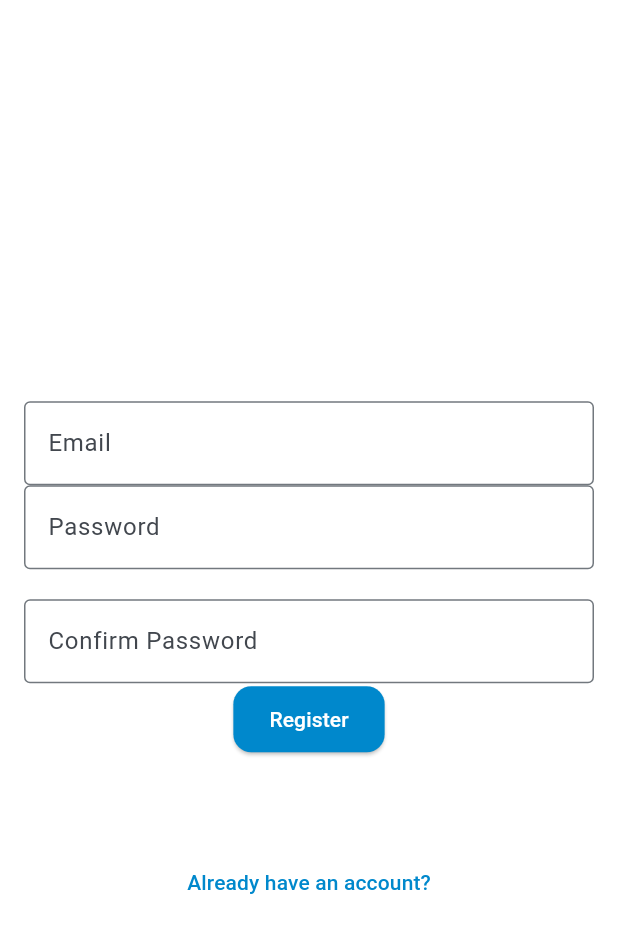
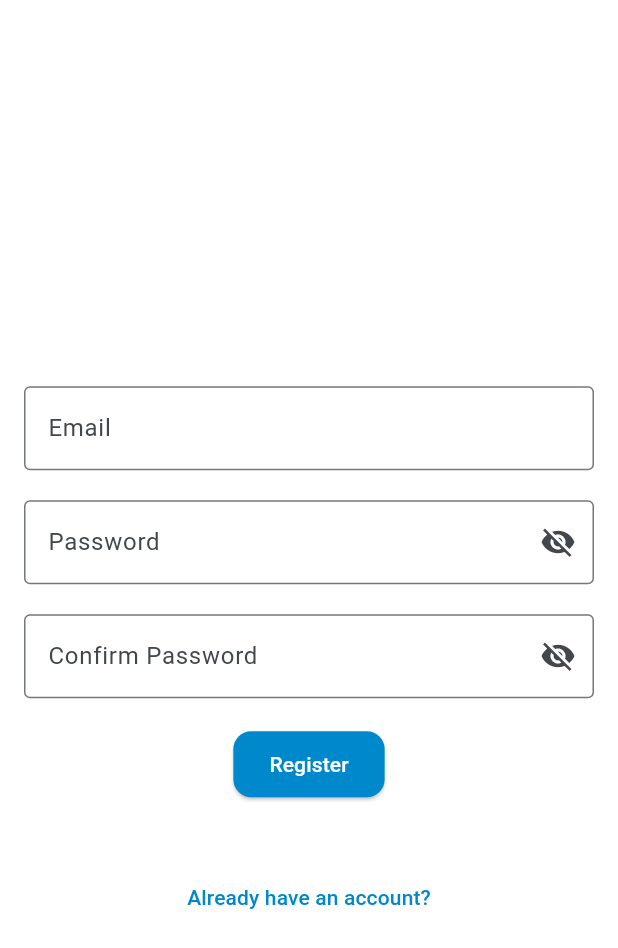
Before and after one commit to adwayaghor/ircell, a Flutter app: the screen it shows after launch, after a tap on "Login", after a tap on "Create an account", on a phone screen of 412 x 824 dp. Shown: the top 948 px of the screen. Run offline on Flutter 3.47's test engine with Material 3 defaults, Android fonts, the phone set to English and light mode, and no system bars; our stand-ins replace firebase_auth, firebase_core, flutter_animate, shimmer; accounts and stored records are empty; network calls fail.

Commit message:
toggle update

```diff
--- a/lib/login/login_page.dart
+++ b/lib/login/login_page.dart
@@ -15,6 +15,10 @@ class _LoginPageState extends State<LoginPage> {
 
   final TextEditingController emailController = TextEditingController();
   final TextEditingController passwordController = TextEditingController();
+  final TextEditingController confirmPasswordController = TextEditingController();
+
+  bool showPassword = false;
+  bool showConfirmPassword = false;
 
   Future<void> signInWithEmailAndPassword() async {
     try {
@@ -30,6 +34,13 @@ class _LoginPageState extends State<LoginPage> {
   }
 
   Future<void> createUserWithEmailAndPassword() async {
+    if (passwordController.text != confirmPasswordController.text) {
+      setState(() {
+        errorMessage = 'Passwords do not match';
+      });
+      return;
+    }
+
     try {
       await Auth().createUserWithEmailAndPassword(
         email: emailController.text,
@@ -55,26 +66,47 @@ class _LoginPageState extends State<LoginPage> {
       ),
     );
   }
+
   Widget passwordField() {
     return TextField(
       controller: passwordController,
-      decoration: const InputDecoration(
+      obscureText: !showPassword,
+      decoration: InputDecoration(
         labelText: 'Password',
-        border: OutlineInputBorder(),
+        border: const OutlineInputBorder(),
+        suffixIcon: IconButton(
+          icon: Icon(showPassword ? Icons.visibility : Icons.visibility_off),
+          onPressed: () {
+            setState(() {
+              showPassword = !showPassword;
+            });
+          },
         ),
-      obscureText: true,
+      ),
     );
   }
+
   Widget confirmPasswordField() {
     return Visibility(
       visible: !isLogin,
+      child: Padding(
+        padding: const EdgeInsets.only(top: 20),
         child: TextField(
-        controller: passwordController,
-        decoration: const InputDecoration(
+          controller: confirmPasswordController,
+          obscureText: !showConfirmPassword,
+          decoration: InputDecoration(
             labelText: 'Confirm Password',
-          border: OutlineInputBorder(),
+            border: const OutlineInputBorder(),
+            suffixIcon: IconButton(
+              icon: Icon(showConfirmPassword ? Icons.visibility : Icons.visibility_off),
+              onPressed: () {
+                setState(() {
+                  showConfirmPassword = !showConfirmPassword;
+                });
+              },
             ),
-        obscureText: true,
+          ),
+        ),
       ),
     );
   }
@@ -101,6 +133,11 @@ class _LoginPageState extends State<LoginPage> {
         setState(() {
           isLogin = !isLogin;
           errorMessage = '';
+          // Clear fields and visibility toggles
+          passwordController.clear();
+          confirmPasswordController.clear();
+          showPassword = false;
+          showConfirmPassword = false;
         });
       },
       child: Text(isLogin ? 'Create an account' : 'Already have an account?'),
@@ -116,19 +153,21 @@ class _LoginPageState extends State<LoginPage> {
       body: Center(
         child: Padding(
           padding: const EdgeInsets.all(16.0),
+          child: SingleChildScrollView(
             child: Column(
               mainAxisAlignment: MainAxisAlignment.center,
               children: [
                 emailField(),
+                const SizedBox(height: 20),
                 passwordField(),
+                confirmPasswordField(),
                 const SizedBox(height: 20),
-              confirmPasswordField(),
                 submitButton(),
                 const SizedBox(height: 20),
                 _errorMessage(),
-              const SizedBox(height: 20),
                 loginOrRegisterButton(),
               ],
+            ),
           ),
         ),
       ),
```
Lines whose indentation alone changed are shown as unchanged.
